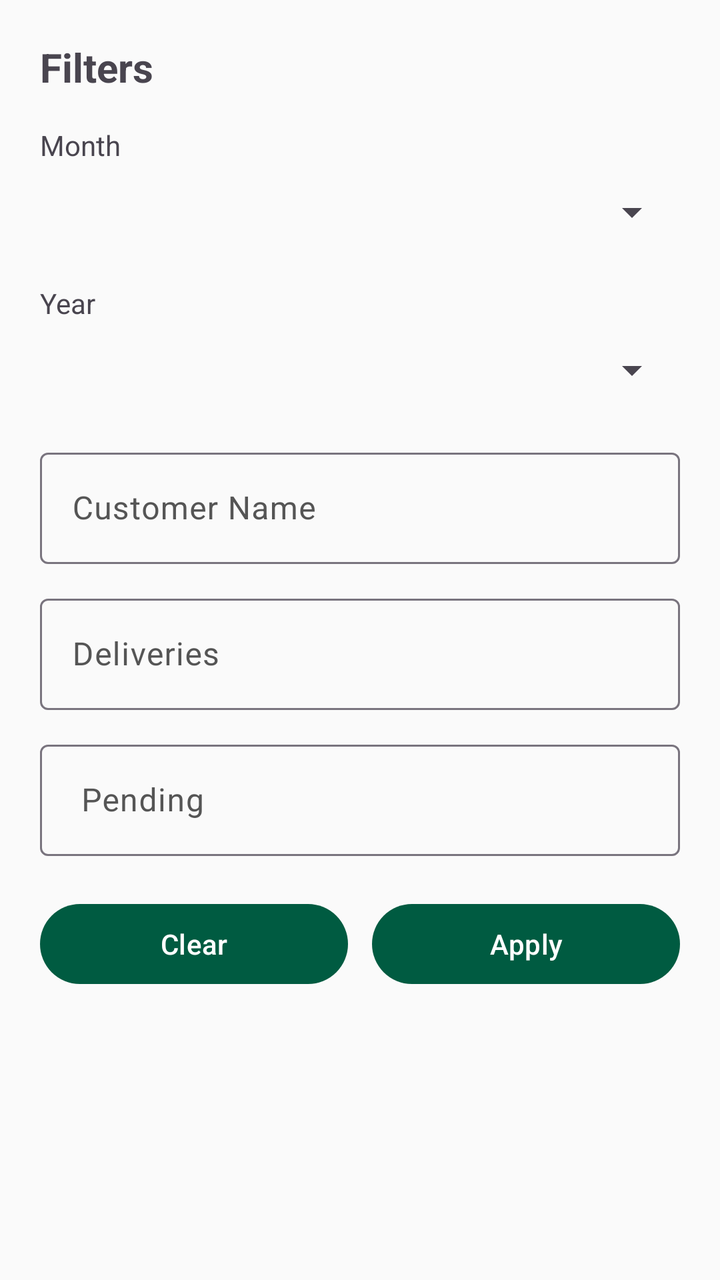
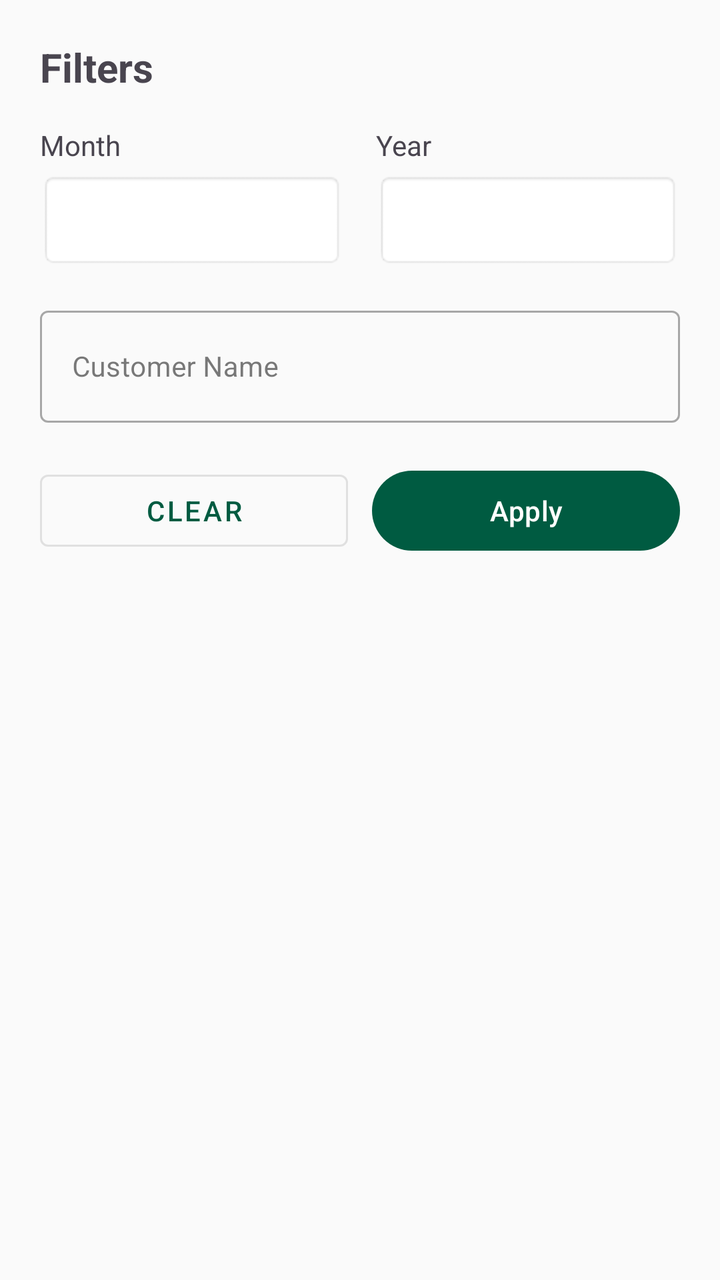

Before-and-after screenshots of an Android layout around one commit, followed by the original layout XML and the change that was made.
<!-- AndroidManifest.xml: application theme Theme.MilkDelivery -->
<!-- res/layout/bottom_sheet_filter.xml -->
<?xml version="1.0" encoding="utf-8"?>
<ScrollView xmlns:android="http://schemas.android.com/apk/res/android"
    xmlns:app="http://schemas.android.com/apk/res-auto"
    android:layout_width="match_parent"
    android:layout_height="wrap_content">

    <LinearLayout
        android:layout_width="match_parent"
        android:layout_height="wrap_content"
        android:orientation="vertical"
        android:padding="20dp">

        <TextView
            android:layout_width="wrap_content"
            android:layout_height="wrap_content"
            android:text="Filters"
            android:textSize="20sp"
            android:textStyle="bold"
            android:paddingBottom="16dp"/>

        <TextView
            android:layout_width="wrap_content"
            android:layout_height="wrap_content"
            android:text="Month"/>

        <Spinner
            android:id="@+id/spinMonthFilter"
            android:layout_width="match_parent"
            android:layout_height="48dp"/>

        <TextView
            android:layout_width="wrap_content"
            android:layout_height="wrap_content"
            android:layout_marginTop="12dp"
            android:text="Year"/>

        <Spinner
            android:id="@+id/spinYearFilter"
            android:layout_width="match_parent"
            android:layout_height="48dp"/>

        <com.google.android.material.textfield.TextInputLayout
            android:layout_width="match_parent"
            android:layout_height="wrap_content"
            android:layout_marginTop="12dp">

            <com.google.android.material.textfield.TextInputEditText
                android:id="@+id/etCustomerName"
                android:layout_width="match_parent"
                android:layout_height="wrap_content"
                android:hint="Customer Name"/>
        </com.google.android.material.textfield.TextInputLayout>

        <com.google.android.material.textfield.TextInputLayout
            android:layout_width="match_parent"
            android:layout_height="wrap_content"
            android:layout_marginTop="12dp">

            <com.google.android.material.textfield.TextInputEditText
                android:id="@+id/etDeliveries"
                android:layout_width="match_parent"
                android:layout_height="wrap_content"
                android:hint="Deliveries"
                android:inputType="number"/>
        </com.google.android.material.textfield.TextInputLayout>

        <com.google.android.material.textfield.TextInputLayout
            android:layout_width="match_parent"
            android:layout_height="wrap_content"
            android:layout_marginTop="12dp">

            <com.google.android.material.textfield.TextInputEditText
                android:id="@+id/etPending"
                android:layout_width="match_parent"
                android:layout_height="wrap_content"
                android:hint=" Pending"
                android:inputType="number"/>
        </com.google.android.material.textfield.TextInputLayout>

        <LinearLayout
            android:layout_width="match_parent"
            android:layout_height="wrap_content"
            android:orientation="horizontal"
            android:layout_marginTop="20dp">

            <com.google.android.material.button.MaterialButton
                android:id="@+id/btnClear"
                android:layout_width="0dp"
                android:layout_height="48dp"
                android:layout_weight="1"
                android:text="Clear"/>

            <Space
                android:layout_width="12dp"
                android:layout_height="1dp"/>

            <com.google.android.material.button.MaterialButton
                android:id="@+id/btnApply"
                android:layout_width="0dp"
                android:layout_height="48dp"
                android:layout_weight="1"
                android:text="Apply"/>
        </LinearLayout>

    </LinearLayout>

</ScrollView>
<!-- resources referenced by this layout -->
<resources>
  <style name="Theme.MilkDelivery" parent="Theme.Material3.DayNight.NoActionBar">
          
          <item name="colorPrimary">@color/primary</item>
          <item name="colorPrimaryDark">@color/primary_dark</item>
          <item name="colorSecondary">@color/secondary</item>
          <item name="android:statusBarColor">@color/primary</item>
          <item name="android:windowLightStatusBar">false</item>
          
          
          <item name="colorSurface">@color/surface</item>
          <item name="colorOnSurface">@color/on_surface</item>
          <item name="android:windowBackground">@color/background</item>
          <item name="colorSurfaceVariant">@color/surface_variant</item>
          <item name="colorOnSurfaceVariant">@color/on_surface_variant</item>
          
          
          <item name="materialCardViewStyle">@style/Widget.Material3.CardView.Elevated</item>
      </style>
  <color name="primary">#005B41</color>
  <color name="primary_dark">#00402E</color>
  <color name="secondary">#03DAC6</color>
  <color name="surface">#FFFFFF</color>
  <color name="on_surface">#212121</color>
  <color name="background">#FAFAFA</color>
  <color name="surface_variant">#F4F4F4</color>
  <color name="on_surface_variant">#555555</color>
</resources>

<!-- the commit's change to res/layout/bottom_sheet_filter.xml (unified diff, before → after) -->
@@ -10,6 +10,7 @@
         android:orientation="vertical"
         android:padding="20dp">
 
+        
         <TextView
             android:layout_width="wrap_content"
             android:layout_height="wrap_content"
@@ -18,65 +19,78 @@
             android:textStyle="bold"
             android:paddingBottom="16dp"/>
 
-        <TextView
-            android:layout_width="wrap_content"
+        
+        <LinearLayout
+            android:layout_width="match_parent"
             android:layout_height="wrap_content"
-            android:text="Month"/>
+            android:orientation="horizontal">
 
-        <Spinner
-            android:id="@+id/spinMonthFilter"
-            android:layout_width="match_parent"
-            android:layout_height="48dp"/>
+            
+            <LinearLayout
+                android:layout_width="0dp"
+                android:layout_height="wrap_content"
+                android:layout_weight="1"
+                android:orientation="vertical"
+                android:layout_marginEnd="8dp">
 
-        <TextView
-            android:layout_width="wrap_content"
-            android:layout_height="wrap_content"
-            android:layout_marginTop="12dp"
-            android:text="Year"/>
+                <TextView
+                    android:layout_width="wrap_content"
+                    android:layout_height="wrap_content"
+                    android:text="Month"
+                    android:textSize="14sp"
+                    android:layout_marginBottom="4dp"/>
 
-        <Spinner
-            android:id="@+id/spinYearFilter"
-            android:layout_width="match_parent"
-            android:layout_height="48dp"/>
+                <Spinner
+                    android:id="@+id/spinMonthFilter"
+                    android:layout_width="match_parent"
+                    android:layout_height="48dp"
+                    android:background="@android:drawable/editbox_background"
+                    android:paddingStart="8dp"
+                    android:paddingEnd="8dp"/>
+            </LinearLayout>
 
+            
+            <LinearLayout
+                android:layout_width="0dp"
+                android:layout_height="wrap_content"
+                android:layout_weight="1"
+                android:orientation="vertical"
+                android:layout_marginStart="8dp">
+
+                <TextView
+                    android:layout_width="wrap_content"
+                    android:layout_height="wrap_content"
+                    android:text="Year"
+                    android:textSize="14sp"
+                    android:layout_marginBottom="4dp"/>
+
+                <Spinner
+                    android:id="@+id/spinYearFilter"
+                    android:layout_width="match_parent"
+                    android:layout_height="48dp"
+                    android:background="@android:drawable/editbox_background"
+                    android:paddingStart="8dp"
+                    android:paddingEnd="8dp"/>
+            </LinearLayout>
+
+        </LinearLayout>
+
+        
         <com.google.android.material.textfield.TextInputLayout
             android:layout_width="match_parent"
             android:layout_height="wrap_content"
-            android:layout_marginTop="12dp">
+            android:layout_marginTop="16dp"
+            style="@style/Widget.MaterialComponents.TextInputLayout.OutlinedBox">
 
             <com.google.android.material.textfield.TextInputEditText
                 android:id="@+id/etCustomerName"
                 android:layout_width="match_parent"
-                android:layout_height="wrap_content"
-                android:hint="Customer Name"/>
+                android:layout_height="56dp"
+                android:hint="Customer Name"
+                android:textSize="14sp"/>
         </com.google.android.material.textfield.TextInputLayout>
 
-        <com.google.android.material.textfield.TextInputLayout
-            android:layout_width="match_parent"
-            android:layout_height="wrap_content"
-            android:layout_marginTop="12dp">
-
-            <com.google.android.material.textfield.TextInputEditText
-                android:id="@+id/etDeliveries"
-                android:layout_width="match_parent"
-                android:layout_height="wrap_content"
-                android:hint="Deliveries"
-                android:inputType="number"/>
-        </com.google.android.material.textfield.TextInputLayout>
-
-        <com.google.android.material.textfield.TextInputLayout
-            android:layout_width="match_parent"
-            android:layout_height="wrap_content"
-            android:layout_marginTop="12dp">
-
-            <com.google.android.material.textfield.TextInputEditText
-                android:id="@+id/etPending"
-                android:layout_width="match_parent"
-                android:layout_height="wrap_content"
-                android:hint=" Pending"
-                android:inputType="number"/>
-        </com.google.android.material.textfield.TextInputLayout>
-
+        
         <LinearLayout
             android:layout_width="match_parent"
             android:layout_height="wrap_content"
@@ -88,9 +102,10 @@
                 android:layout_width="0dp"
                 android:layout_height="48dp"
                 android:layout_weight="1"
-                android:text="Clear"/>
+                android:text="Clear"
+                style="@style/Widget.MaterialComponents.Button.OutlinedButton"/>
 
-            <Space
+            <View
                 android:layout_width="12dp"
                 android:layout_height="1dp"/>
 
<!-- resource entries referenced after the edit -->
@@ -1,22 +1,26 @@
 <!-- resources referenced by this layout -->
 <resources>
-  <style name="Theme.MilkDelivery" parent="Theme.Material3.DayNight.NoActionBar">
+  <style name="Theme.MilkDelivery" parent="Theme.Material3.Light.NoActionBar">
           
           <item name="colorPrimary">@color/primary</item>
           <item name="colorPrimaryDark">@color/primary_dark</item>
           <item name="colorSecondary">@color/secondary</item>
           <item name="android:statusBarColor">@color/primary</item>
           <item name="android:windowLightStatusBar">false</item>
-          
+  
           
           <item name="colorSurface">@color/surface</item>
           <item name="colorOnSurface">@color/on_surface</item>
           <item name="android:windowBackground">@color/background</item>
           <item name="colorSurfaceVariant">@color/surface_variant</item>
           <item name="colorOnSurfaceVariant">@color/on_surface_variant</item>
-          
+  
           
           <item name="materialCardViewStyle">@style/Widget.Material3.CardView.Elevated</item>
+  
+          
+          <item name="android:colorBackground">@color/background</item>
+          <item name="android:navigationBarColor">@color/background</item>
       </style>
   <color name="primary">#005B41</color>
   <color name="primary_dark">#00402E</color>
